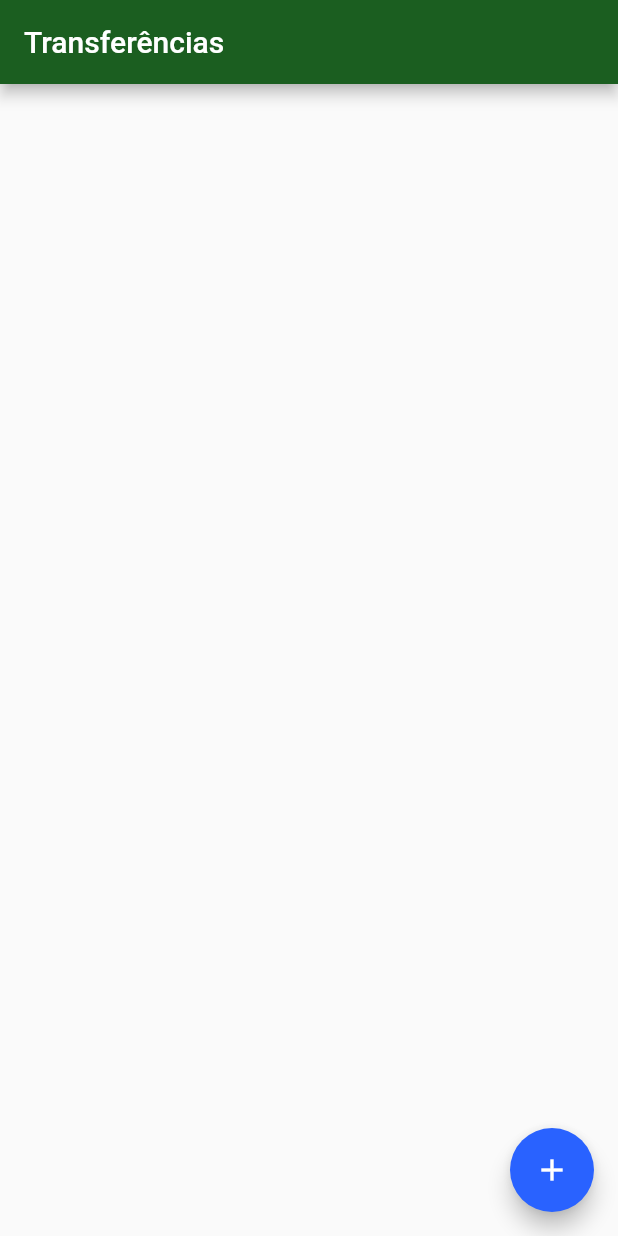
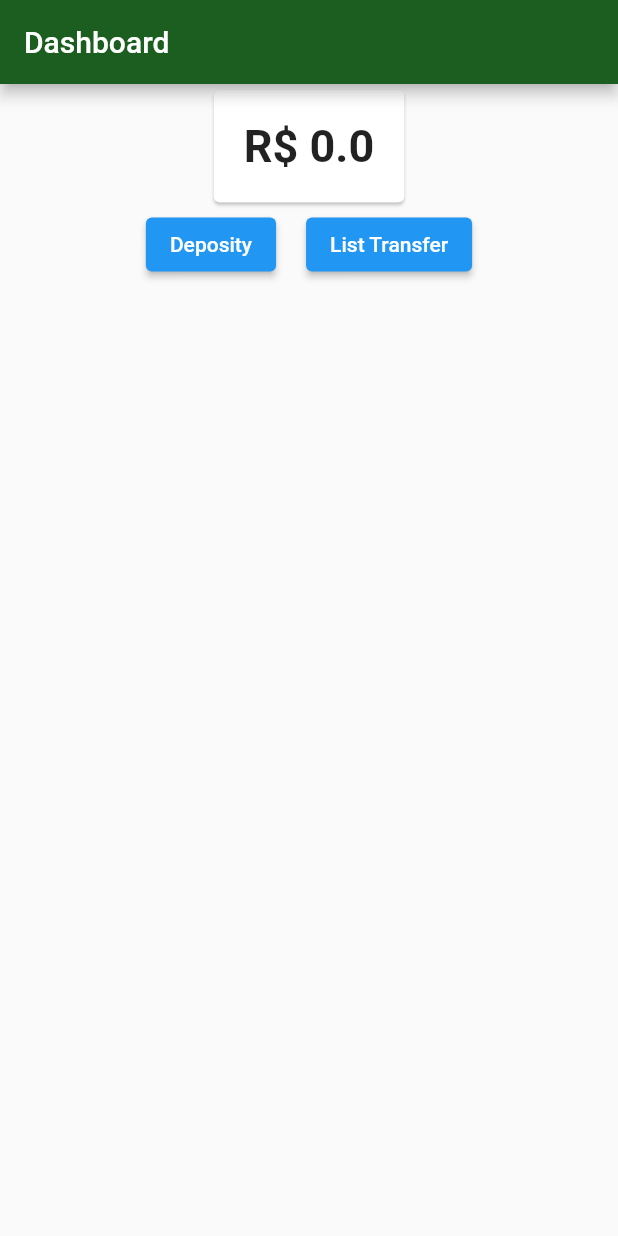
Before and after one commit to otonielduarte/flutter-app-bytebank, a Flutter app: the screen it shows after launch, on a phone screen of 412 x 824 dp. Run offline on Flutter 3.47's test engine with Material 2 defaults, Android fonts, the phone set to English and light mode, and no system bars.

```diff
--- a/lib/main.dart
+++ b/lib/main.dart
@@ -1,9 +1,28 @@
-import 'package:bytebank/screens/transfers/list.dart';
+// ignore_for_file: public_member_api_docs, lines_longer_than_80_chars
+import 'package:bytebank/models/account_info.dart';
+import 'package:bytebank/screens/dashboard/dashboard.dart';
+import 'package:flutter/foundation.dart';
 import 'package:flutter/material.dart';
+import 'package:provider/provider.dart';
 
-void main() => runApp(ByteBankApp());
+/// This is a reimplementation of the default Flutter application using provider + [ChangeNotifier].
+
+void main() {
+  runApp(
+    /// Providers are above [MyApp] instead of inside it, so that tests
+    /// can use [MyApp] while mocking the providers
+    MultiProvider(
+      providers: [
+        ChangeNotifierProvider(create: (_) => AccountInfo(123456)),
+      ],
+      child: const ByteBankApp(),
+    ),
+  );
+}
 
 class ByteBankApp extends StatelessWidget {
+  const ByteBankApp();
+
   @override
   Widget build(BuildContext context) {
     return MaterialApp(
@@ -11,11 +30,10 @@ class ByteBankApp extends StatelessWidget {
         primaryColor: Colors.green[900],
         accentColor: Colors.blueAccent[700],
         buttonTheme: ButtonThemeData(
-          buttonColor: Colors.blueAccent[700],
-          textTheme: ButtonTextTheme.primary
-        )
+            buttonColor: Colors.blueAccent[700],
+            textTheme: ButtonTextTheme.primary),
       ),
-      home: TransferList(),
+      home: Dashboard(),
     );
   }
 }
--- /dev/null
+++ b/lib/models/account_info.dart
@@ -0,0 +1,40 @@
+import 'package:bytebank/models/transfer.dart';
+import 'package:flutter/foundation.dart';
+import 'package:flutter/material.dart';
+
+class AccountInfo with ChangeNotifier, DiagnosticableTreeMixin {
+  double _value = 0;
+  final int accountNumber;
+  final List<Transfer> _listTransfer = [];
+
+  AccountInfo(this.accountNumber);
+
+  double get value {
+    return _value;
+  }
+
+  List<Transfer> get listTransfer {
+    return this._listTransfer;
+  }
+
+  void doDeposity(double value) {
+    this._value += value;
+
+    notifyListeners();
+  }
+
+  void doTransfer(double value, int accountNumber) {
+    if (this._value >= value) {
+      this._value -= value;
+      this
+          ._listTransfer
+          .add(Transfer(value: value, accountNumber: accountNumber));
+    }
+
+    notifyListeners();
+  }
+
+  String get valueString {
+    return 'R\$ ${_value.toString()}';
+  }
+}
--- a/lib/models/transfer.dart
+++ b/lib/models/transfer.dart
@@ -1,12 +1,6 @@
-
 class Transfer {
   final double value;
   final int accountNumber;
 
   Transfer({this.value, this.accountNumber});
-
-  @override
-  String toString() {
-    return 'Transfer ({ value: $value, account: $accountNumber })';
-  }
 }
--- /dev/null
+++ b/lib/screens/dashboard/components/account_value_page.dart
@@ -0,0 +1,23 @@
+import 'package:bytebank/models/account_info.dart';
+import 'package:flutter/material.dart';
+import 'package:provider/provider.dart';
+
+class AccountValuePage extends StatelessWidget {
+  const AccountValuePage();
+  @override
+  Widget build(BuildContext context) {
+    return Card(
+      child: Padding(
+        padding: EdgeInsets.all(20),
+        child: Text(
+          '${context.watch<AccountInfo>().valueString}',
+          textAlign: TextAlign.center,
+          style: TextStyle(
+            fontSize: 30,
+            fontWeight: FontWeight.bold,
+          ),
+        ),
+      ),
+    );
+  }
+}
--- /dev/null
+++ b/lib/screens/dashboard/dashboard.dart
@@ -0,0 +1,50 @@
+import 'package:bytebank/screens/dashboard/components/account_value_page.dart';
+import 'package:bytebank/screens/deposity/deposity.dart';
+import 'package:bytebank/screens/transfers/list.dart';
+import 'package:flutter/material.dart';
+
+class Dashboard extends StatelessWidget {
+  const Dashboard({Key key}) : super(key: key);
+
+  @override
+  Widget build(BuildContext context) {
+    return Container(
+      child: Scaffold(
+        appBar: AppBar(
+          title: const Text('Dashboard'),
+        ),
+        body: Column(
+          children: [
+            AccountValuePage(),
+            Container(
+              child: Row(
+                mainAxisAlignment: MainAxisAlignment.center,
+                children: [
+                  ElevatedButton(
+                    onPressed: () {
+                      Navigator.of(context).push(
+                        MaterialPageRoute(
+                          builder: (context) => DeposityForm(),
+                        ),
+                      );
+                    },
+                    child: Text('Deposity'),
+                  ),
+                  SizedBox(width: 20),
+                  ElevatedButton(
+                    onPressed: () => Navigator.of(context).push(
+                      MaterialPageRoute(
+                        builder: (context) => TransferList(),
+                      ),
+                    ),
+                    child: Text('List Transfer'),
+                  )
+                ],
+              ),
+            )
+          ],
+        ),
+      ),
+    );
+  }
+}
--- a/lib/screens/transfers/list.dart
+++ b/lib/screens/transfers/list.dart
@@ -1,19 +1,12 @@
+import 'package:bytebank/models/account_info.dart';
 import 'package:bytebank/models/transfer.dart';
 import 'package:bytebank/screens/transfers/form.dart';
 import 'package:flutter/material.dart';
+import 'package:provider/provider.dart';
 
 const _titleAppName = "Transferências";
 
-class TransferList extends StatefulWidget {
-  @override
-  State<StatefulWidget> createState() {
-    return ListTransferListState();
-  }
-}
-
-class ListTransferListState extends State<TransferList> {
-  final List<Transfer> _listTransfer = [];
-
+class TransferList extends StatelessWidget {
   @override
   Widget build(BuildContext context) {
     return Scaffold(
@@ -21,8 +14,9 @@ class ListTransferListState extends State<TransferList> {
         title: Text(_titleAppName),
       ),
       body: ListView.builder(
-        itemCount: _listTransfer.length,
-        itemBuilder: (context, index) => CardItem(_listTransfer[index]),
+        itemCount: context.watch<AccountInfo>().listTransfer.length,
+        itemBuilder: (context, index) =>
+            CardItem(context.watch<AccountInfo>().listTransfer[index]),
       ),
       floatingActionButton: FloatingActionButton(
         onPressed: () {
@@ -31,19 +25,11 @@ class ListTransferListState extends State<TransferList> {
             MaterialPageRoute(
               builder: (context) => FormTransfer(),
             ),
-          ).then(
-            (formTransfer) => _handleNewTransfer(formTransfer),
           );
         },
         child: Icon(Icons.add),
       ),
     );
-  }
-
-  void _handleNewTransfer(formTransfer) {
-    if (formTransfer != null) {
-      setState(() => _listTransfer.add(formTransfer));
-    }
   }
 }
 
--- a/pubspec.yaml
+++ b/pubspec.yaml
@@ -28,6 +28,7 @@ dependencies:
   # The following adds the Cupertino Icons font to your application.
   # Use with the CupertinoIcons class for iOS style icons.
   cupertino_icons: ^1.0.2
+  provider: ^5.0.0
 
 dev_dependencies:
   flutter_test:
```
Also changed, not shown: lib/screens/deposity/deposity.dart (added, +41 -0 lines), lib/screens/transfers/form.dart (+6 -12 lines), pubspec.lock.
